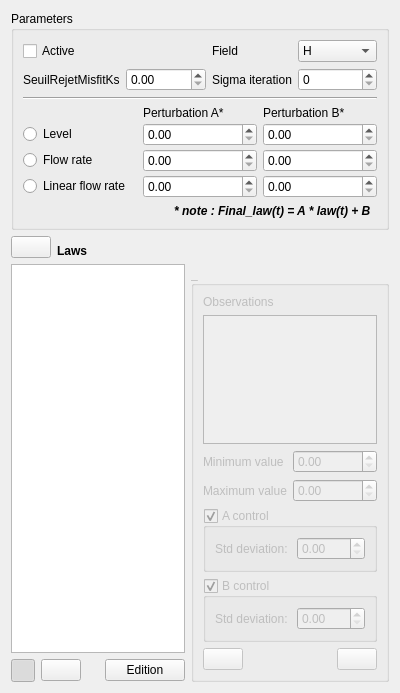
Artelia/Mascaret, file ui/ui_assimilation_law.ui: the form before one commit.
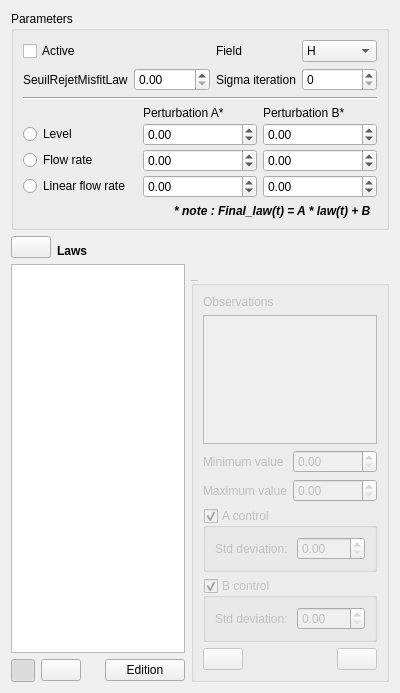
The form after the commit. Icons and pictures are not drawn.

The edit to the form file:
```diff
--- a/ui/ui_assimilation_law.ui
+++ b/ui/ui_assimilation_law.ui
@@ -45,7 +45,7 @@
         <item row="1" column="0">
          <widget class="QLabel" name="label_8">
           <property name="text">
-           <string>SeuilRejetMisfitKs</string>
+           <string>SeuilRejetMisfitLaw</string>
           </property>
          </widget>
         </item>
@@ -109,22 +109,67 @@
          </widget>
         </item>
         <item row="1" column="1">
-         <widget class="QDoubleSpinBox" name="sb_cote_a"/>
+         <widget class="QDoubleSpinBox" name="sb_cote_a">
+          <property name="minimum">
+           <double>-99999.990000000005239</double>
+          </property>
+          <property name="maximum">
+           <double>99999.990000000005239</double>
+          </property>
+         </widget>
         </item>
         <item row="1" column="2">
-         <widget class="QDoubleSpinBox" name="sb_cote_b"/>
+         <widget class="QDoubleSpinBox" name="sb_cote_b">
+          <property name="minimum">
+           <double>-99999.990000000005239</double>
+          </property>
+          <property name="maximum">
+           <double>99999.990000000005239</double>
+          </property>
+         </widget>
         </item>
         <item row="2" column="1">
-         <widget class="QDoubleSpinBox" name="sb_debit_a"/>
+         <widget class="QDoubleSpinBox" name="sb_debit_a">
+          <property name="minimum">
+           <double>-99999.990000000005239</double>
+          </property>
+          <property name="value">
+           <double>0.000000000000000</double>
+          </property>
+         </widget>
         </item>
         <item row="3" column="1">
-         <widget class="QDoubleSpinBox" name="sb_debit_lin_a"/>
+         <widget class="QDoubleSpinBox" name="sb_debit_lin_a">
+          <property name="minimum">
+           <double>-99999.990000000005239</double>
+          </property>
+          <property name="maximum">
+           <double>99999.990000000005239</double>
+          </property>
+          <property name="value">
+           <double>0.000000000000000</double>
+          </property>
+         </widget>
         </item>
         <item row="3" column="2">
-         <widget class="QDoubleSpinBox" name="sb_debit_lin_b"/>
+         <widget class="QDoubleSpinBox" name="sb_debit_lin_b">
+          <property name="minimum">
+           <double>-99999.990000000005239</double>
+          </property>
+          <property name="maximum">
+           <double>99999.990000000005239</double>
+          </property>
+         </widget>
         </item>
         <item row="2" column="2">
-         <widget class="QDoubleSpinBox" name="sb_debit_b"/>
+         <widget class="QDoubleSpinBox" name="sb_debit_b">
+          <property name="minimum">
+           <double>-99999.990000000005239</double>
+          </property>
+          <property name="maximum">
+           <double>99999.990000000005239</double>
+          </property>
+         </widget>
         </item>
         <item row="1" column="0">
          <widget class="QRadioButton" name="rb_cote">
```
